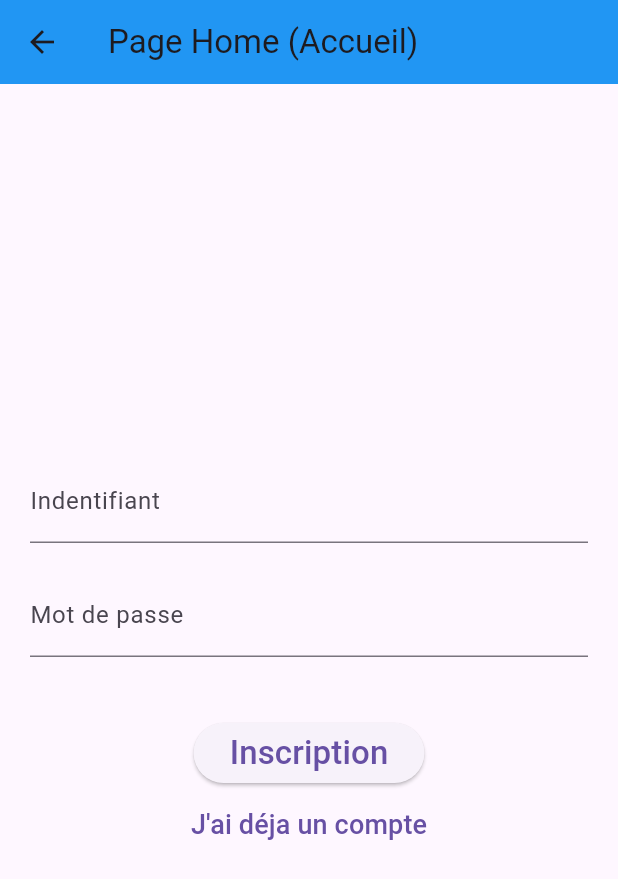
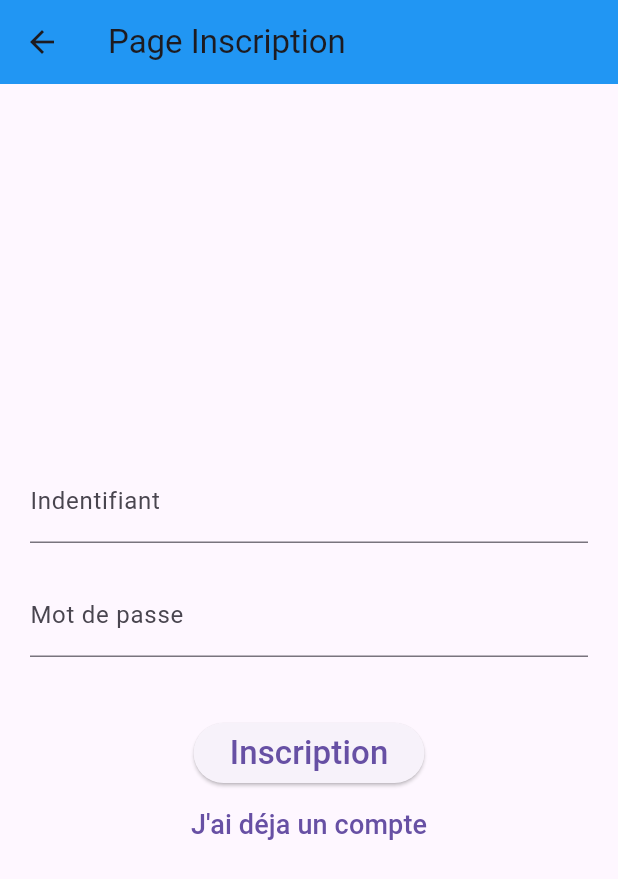
Before and after one commit to aminelanouar3/Flutter_MeteoApp, a Flutter app: the InscriptionPage screen opened by its route, on a phone screen of 412 x 824 dp. Shown: the top 879 px of the screen. Run offline on Flutter 3.47's test engine with Material 3 defaults, Android fonts, the phone set to English and light mode, and no system bars; our stand-ins replace shared_preferences; accounts and stored records are empty.

```diff
--- a/lib/pages/home.page.dart
+++ b/lib/pages/home.page.dart
@@ -4,13 +4,12 @@ import 'drawer.widget.dart';
 import '../config/global.params.dart';
 class HomePage extends StatelessWidget {
   const HomePage({super.key});
-
   @override
   Widget build(BuildContext context) {
     return Scaffold(
       drawer: MyDrawer(),
       appBar: AppBar(
-        title: const Text('Page Home (Accueil)'),
+        title: const Text("Page  Accueil"),
         backgroundColor: Colors.green,
       ),
       body: Center(
--- a/lib/pages/inscription.page.dart
+++ b/lib/pages/inscription.page.dart
@@ -13,7 +13,7 @@ class _InscriptionPageState extends State<InscriptionPage>{
     Widget build(BuildContext context){
         return Scaffold(
             appBar:AppBar(
-                title: const Text('Page Home (Accueil)'),
+                title: const Text("Page Inscription"),
                 backgroundColor : Colors.blue,
             ),
             body: Center(
```
Also changed, not shown: lib/main.dart (+13 -1 lines), 1 other file.
